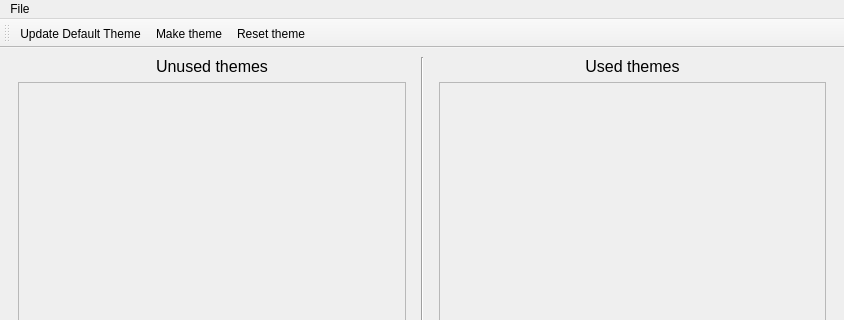
Before: the Qt Designer form ui/mainwindow.ui in DrLutzi/wakfu-theme-manager, drawn with Qt 5; both pictures show x 0 to 844 and y 0 to 320 of the 844 by 600 pixel window.
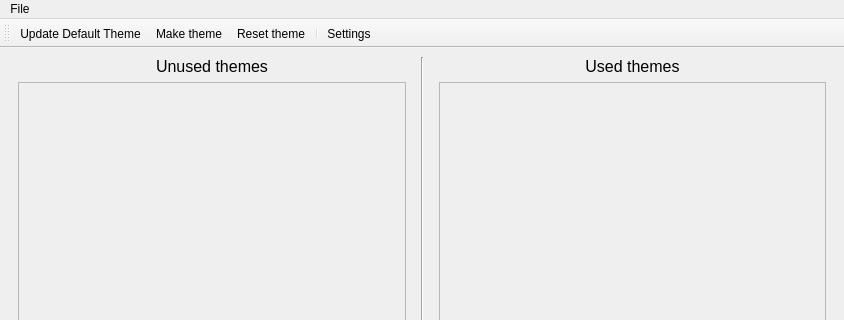
After: the same form once the commit is applied.

```diff
--- a/ui/mainwindow.ui
+++ b/ui/mainwindow.ui
@@ -165,6 +165,8 @@
    <addaction name="actionDownload"/>
    <addaction name="actionMake_theme"/>
    <addaction name="actionReset"/>
+   <addaction name="separator"/>
+   <addaction name="actionParameters"/>
   </widget>
   <action name="actionOpen">
    <property name="text">
@@ -210,6 +212,14 @@
     <string>Reset theme: exports the default theme to the specified directory.</string>
    </property>
   </action>
+  <action name="actionParameters">
+   <property name="text">
+    <string>Settings</string>
+   </property>
+   <property name="toolTip">
+    <string>Open program settings.</string>
+   </property>
+  </action>
  </widget>
  <resources/>
  <connections/>
```
